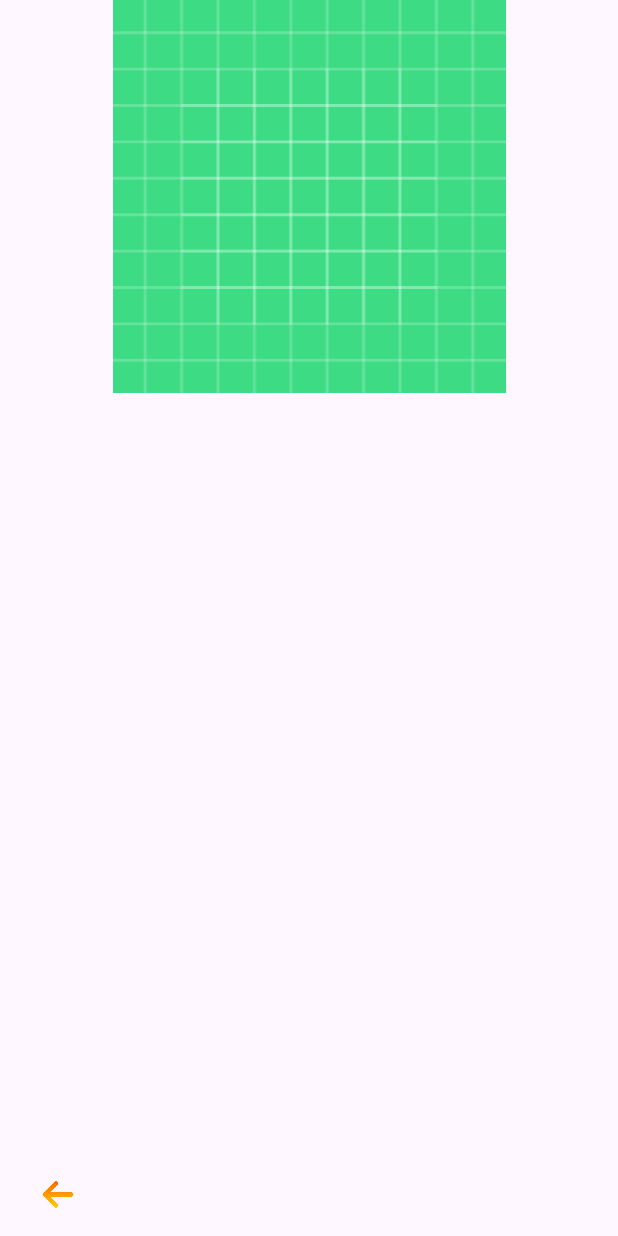
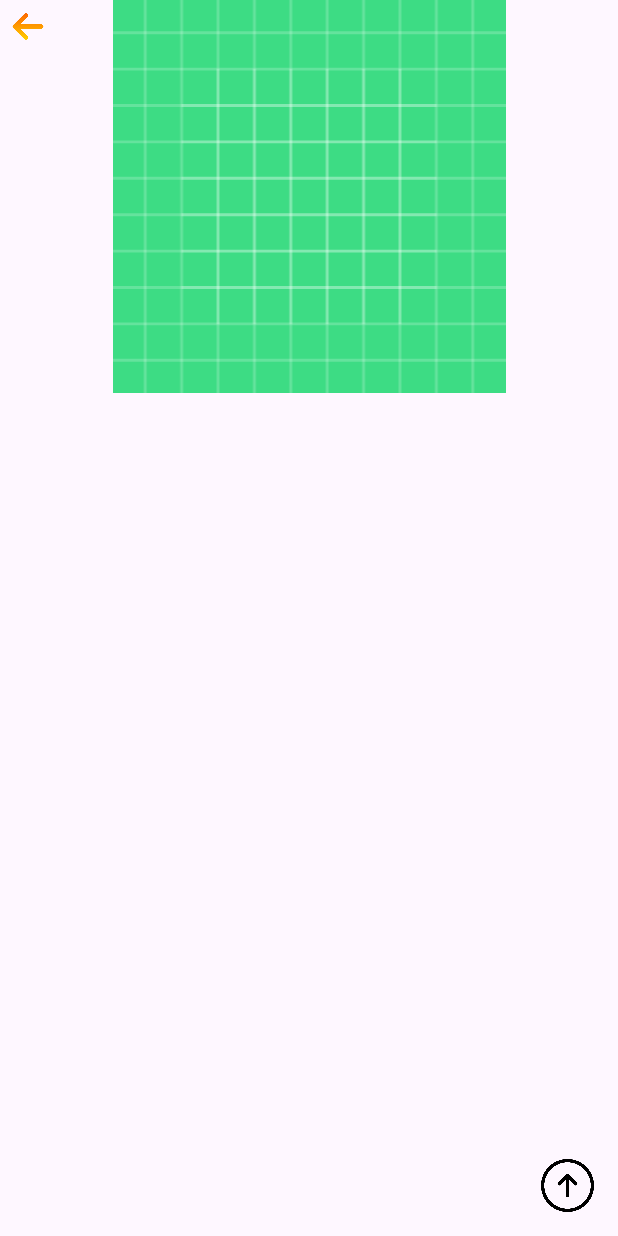
Before and after one commit to Iphint/Bangkit-1, an Android app: the DetailHero screen opened directly, with no data from a screen before it, on a phone screen of 412 x 824 dp. Run offline under Robolectric (Android 15) with nearby library versions, the phone set to English and light mode, and no system bars.

Commit message:
Add funnction scroll to top and repairing detail hero when device is landscape

```diff
--- a/app/src/main/java/com/arifin/bangkitproject1/DetailHero.kt
+++ b/app/src/main/java/com/arifin/bangkitproject1/DetailHero.kt
@@ -21,6 +21,10 @@ class DetailHero : AppCompatActivity() {
         binding.title.text = heroTitle
         binding.description.text = heroStory
 
+        binding.btnToTop.setOnClickListener{
+            binding.scrollView.smoothScrollTo(0, 0)
+        }
+
         // set buat kembali
         binding.btnBack.setOnClickListener {
             onBackPressed()
--- a/app/src/main/res/layout/activity_detail_hero.xml
+++ b/app/src/main/res/layout/activity_detail_hero.xml
@@ -1,11 +1,24 @@
-<?xml version="1.0" encoding="utf-8"?>
-<LinearLayout xmlns:android="http://schemas.android.com/apk/res/android"
+<androidx.constraintlayout.widget.ConstraintLayout
+    xmlns:android="http://schemas.android.com/apk/res/android"
     xmlns:app="http://schemas.android.com/apk/res-auto"
     xmlns:tools="http://schemas.android.com/tools"
     android:layout_width="match_parent"
     android:layout_height="match_parent"
-    android:orientation="vertical"
     tools:context=".DetailHero">
+
+    <ScrollView
+        android:id="@+id/scrollView"
+        android:layout_width="match_parent"
+        android:layout_height="match_parent"
+        app:layout_constraintTop_toTopOf="parent"
+        app:layout_constraintBottom_toBottomOf="parent"
+        app:layout_constraintStart_toStartOf="parent"
+        app:layout_constraintEnd_toEndOf="parent">
+
+        <LinearLayout
+            android:layout_width="match_parent"
+            android:layout_height="wrap_content"
+            android:orientation="vertical">
 
             <ImageView
                 android:id="@+id/fullImage"
@@ -19,15 +32,10 @@
                 android:layout_width="wrap_content"
                 android:layout_height="wrap_content"
                 android:layout_marginTop="16dp"
+                android:layout_marginHorizontal="30dp"
                 android:text="Title"
                 android:fontFamily="@font/poppins_semibold"
-        android:layout_marginHorizontal="20dp"
                 android:textSize="24sp" />
-
-    <ScrollView
-        android:layout_width="match_parent"
-        android:layout_height="0dp"
-        android:layout_weight="1">
 
             <TextView
                 android:id="@+id/description"
@@ -40,8 +48,9 @@
                 android:fontFamily="@font/poppins_medium"
                 android:scrollbars="vertical"
                 android:textColor="@color/black"/>
+        </LinearLayout>
+
     </ScrollView>
-
     <ImageView
         android:id="@+id/btnBack"
         android:layout_width="37dp"
@@ -50,6 +59,17 @@
         android:layout_marginBottom="10dp"
         android:layout_gravity="left"
         android:layout_marginTop="8dp"
-        app:srcCompat="@drawable/left" />
+        app:srcCompat="@drawable/left"
+        tools:ignore="MissingConstraints" />
 
-</LinearLayout>
+    <ImageButton
+        android:id="@+id/btnToTop"
+        android:layout_width="35dp"
+        android:layout_height="35dp"
+        android:layout_margin="16dp"
+        android:scaleType="fitCenter"
+        android:background="@null"
+        android:src="@drawable/up"
+        app:layout_constraintEnd_toEndOf="parent"
+        app:layout_constraintBottom_toBottomOf="parent"/>
+</androidx.constraintlayout.widget.ConstraintLayout>
```
Also changed, not shown: app/src/main/res/drawable/up.png (added). Lines whose indentation alone changed are shown as unchanged.
